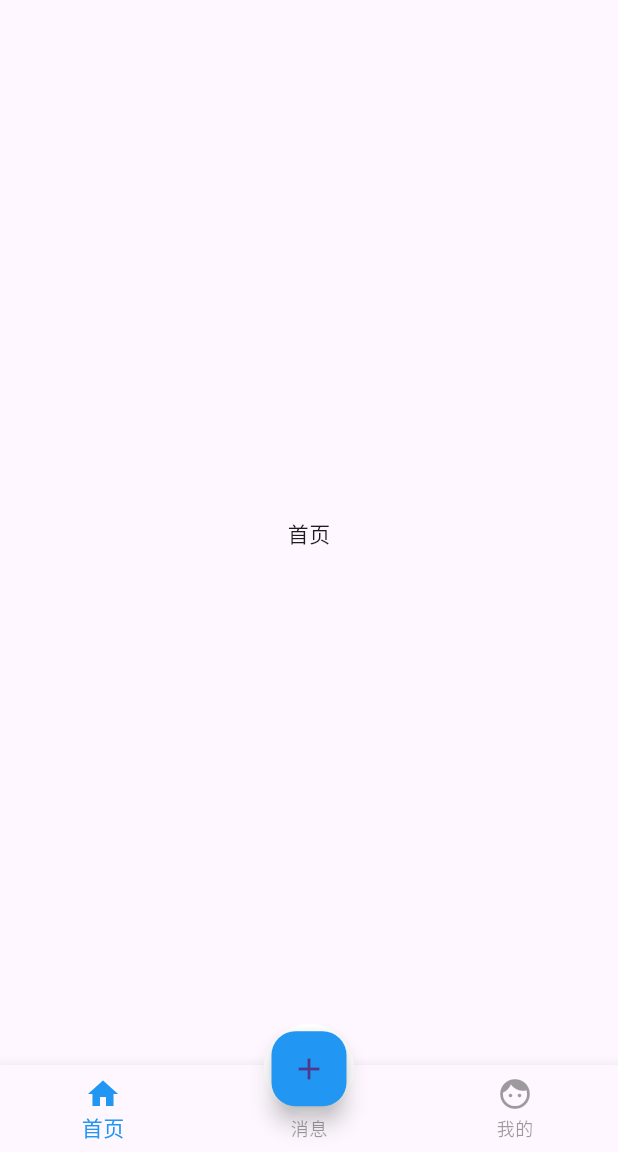
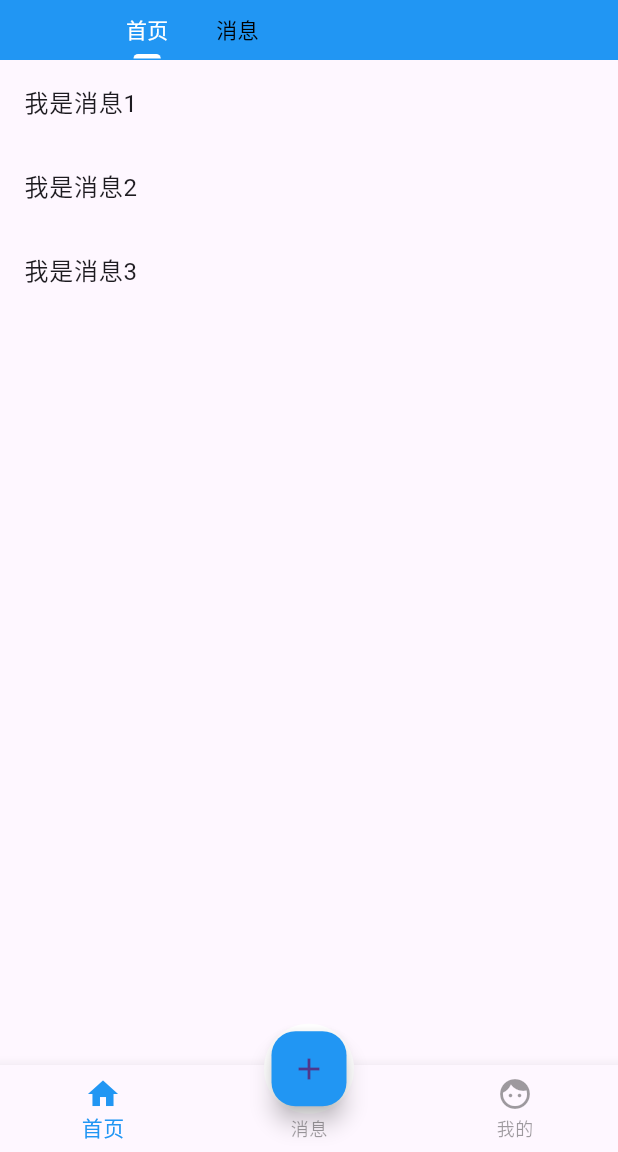
Before and after one commit to huangpu0/Flutter, a Flutter app: the screen it shows after launch, on a phone screen of 412 x 824 dp, the part 84-1236 px from its top. Run offline on Flutter 3.47's test engine with Material 3 defaults, Android fonts, the phone set to English and light mode, and no system bars.

Commit message:
13_AppBar

```diff
--- a/lib/12_BottonTabBars/12_home.dart
+++ b/lib/12_BottonTabBars/12_home.dart
@@ -1,4 +1,6 @@
 import 'package:flutter/material.dart';
+import 'package:flutter01/12_BottonTabBars/12_me.dart';
+import 'package:flutter01/12_BottonTabBars/12_message.dart';
 
 class MyHome12 extends StatefulWidget {
   const MyHome12({super.key});
@@ -7,11 +9,80 @@ class MyHome12 extends StatefulWidget {
   State<MyHome12> createState() => _MyHome12State();
 }
 
-class _MyHome12State extends State<MyHome12> {
+class _MyHome12State extends State<MyHome12>
+    with SingleTickerProviderStateMixin {
+  late TabController tabController;
+
+  /// 生命周期函数
+  @override
+  void initState() {
+    super.initState();
+    tabController = TabController(length: 2, vsync: this);
+  }
+
+  /// 当前选中位置
+  int currentPath = 0;
+
+  /// tabs 页面
+  List<Widget> tabBars = const [MyMessage12(), MyMe12()];
+
   @override
   Widget build(BuildContext context) {
-    return const Center(
-      child: Text('首页'),
+    return Scaffold(
+      appBar: PreferredSize(
+        preferredSize: const Size.fromHeight(40),
+        child: AppBar(
+          backgroundColor: Colors.blue,
+          title: TabBar(
+              controller: tabController,
+              isScrollable: true,
+              indicatorColor: Colors.white,
+              indicatorWeight: 2,
+              indicatorPadding: const EdgeInsets.all(5),
+              // indicatorSize: TabBarIndicatorSize.label,
+              unselectedLabelColor: Colors.black,
+              labelColor: Colors.white,
+              tabs: const [
+                Tab(
+                  child: Text('首页'),
+                ),
+                Tab(
+                  child: Text('消息'),
+                ),
+              ]),
+        ),
+      ),
+      body: TabBarView(
+        controller: tabController,
+        children: [
+          ListView(
+            children: const [
+              ListTile(
+                title: Text('我是消息1'),
+              ),
+              ListTile(
+                title: Text('我是消息2'),
+              ),
+              ListTile(
+                title: Text('我是消息3'),
+              ),
+            ],
+          ),
+          ListView(
+            children: const [
+              ListTile(
+                title: Text('我的1'),
+              ),
+              ListTile(
+                title: Text('我的2'),
+              ),
+              ListTile(
+                title: Text('我的3'),
+              ),
+            ],
+          ),
+        ],
+      ),
     );
   }
 }
--- a/lib/main.dart
+++ b/lib/main.dart
@@ -24,7 +24,7 @@ void main() {
     //   ),
     //   body: const MyFloatingActionButton0(),
     // ),
-    /// 12_Scaffold 自定义底部导航条 + 类似咸鱼底部凸起按钮 + 侧边栏
+    /// 12_13_Scaffold 自定义底部导航条 + 类似咸鱼底部凸起按钮 + 侧边栏 + AppBar
     home: const MyScaffold0(),
   ));
 }
@@ -63,10 +63,10 @@ void main() {
 /// MyStatefulWidget0(), MyStatefulWidget1(),
 
 /// 12_Scaffold 自定义底部导航条(BottomNavigationBar) +
-/// 类似咸鱼底部凸起按钮(FloatingActionButton) + 侧边栏 (Drawer)
+/// 类似咸鱼底部凸起按钮(FloatingActionButton) + 侧边栏 (Drawer) + 导航栏(AppBar）
 /// MyScaffold0(),
 
-/// 13_AppBar
+/// 13_AppBar  TabBar、 TabBarView 类似头条头部滑动导航栏
 /// MyAppBar0(),
 
 
```
